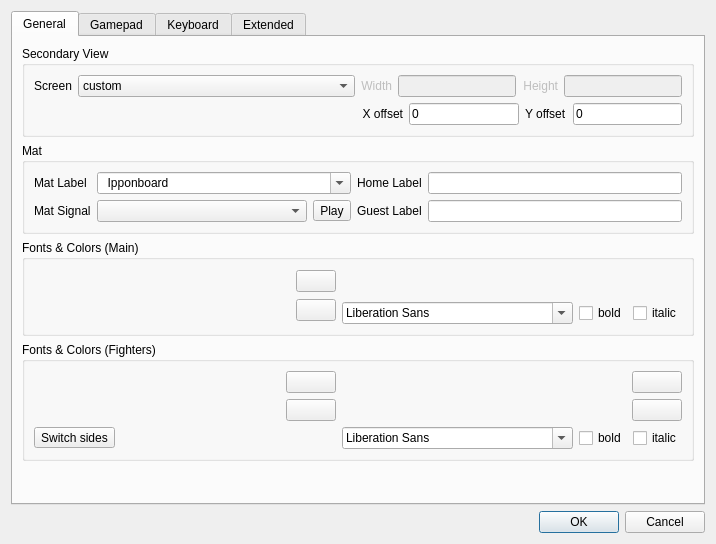
Above: base/SettingsDlg.ui from fmuecke/Ipponboard before the change. Below: the same form after it.
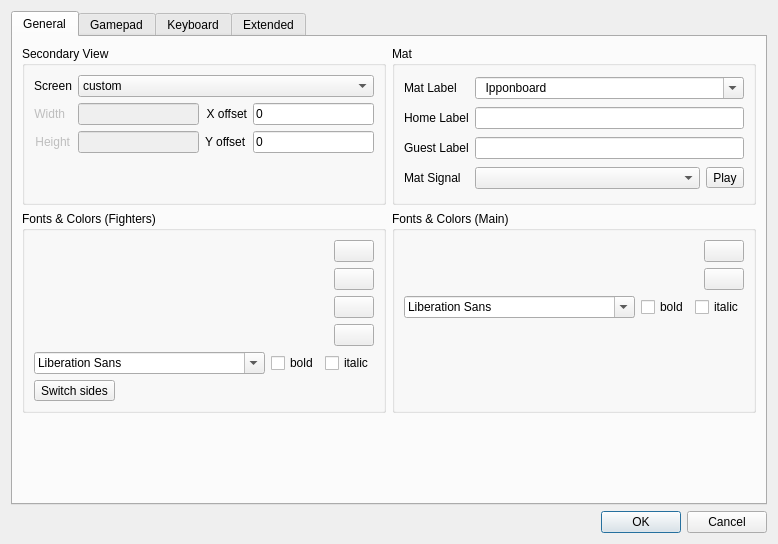
That is the form after the change. Icons and pictures are not drawn. Custom widgets are drawn as their Qt base class.

Commit message:
Move settings and mat sounds to native app storage
- switch user settings from local config files to native QSettings storage
- embed mat signal sounds as application resources and remove external sound deployment
- update settings dialogs and controller APIs to use mat signal names instead of file paths
- simplify installer and startup defaults for the new storage layout
- document the storage change and accepted non-migrated settings regression

Breaking-Change: User settings now use native app storage and some existing mode-specific settings are not migrated automatically.

```diff
--- a/base/SettingsDlg.ui
+++ b/base/SettingsDlg.ui
@@ -51,6 +51,11 @@
       </attribute>
       <layout class="QVBoxLayout" name="verticalLayout_6">
        <item>
+        <layout class="QHBoxLayout" name="horizontalLayout_15" stretch="1,1">
+         <property name="bottomMargin">
+          <number>0</number>
+         </property>
+         <item>
         <widget class="QGroupBox" name="groupBox_2nd_view">
          <property name="title">
           <string>Secondary View</string>
@@ -58,33 +63,75 @@
          <property name="checkable">
           <bool>false</bool>
          </property>
-         <layout class="QGridLayout" name="gridLayout_4" columnstretch="1,1">
+           <layout class="QGridLayout" name="gridLayout_4" columnstretch="1,0,0,0">
+            <item row="2" column="2">
+             <widget class="QLabel" name="label_offsetY">
+              <property name="enabled">
+               <bool>true</bool>
+              </property>
+              <property name="sizePolicy">
+               <sizepolicy hsizetype="Fixed" vsizetype="Preferred">
+                <horstretch>0</horstretch>
+                <verstretch>0</verstretch>
+               </sizepolicy>
+              </property>
+              <property name="text">
+               <string>Y offset</string>
+              </property>
+             </widget>
+            </item>
+            <item row="1" column="3">
+             <widget class="QLineEdit" name="lineEdit_offsetX">
+              <property name="enabled">
+               <bool>true</bool>
+              </property>
+              <property name="sizePolicy">
+               <sizepolicy hsizetype="Expanding" vsizetype="Fixed">
+                <horstretch>0</horstretch>
+                <verstretch>0</verstretch>
+               </sizepolicy>
+              </property>
+              <property name="maximumSize">
+               <size>
+                <width>16777215</width>
+                <height>16777215</height>
+               </size>
+              </property>
+              <property name="text">
+               <string notr="true">0</string>
+              </property>
+             </widget>
+            </item>
           <item row="0" column="0">
-           <layout class="QHBoxLayout" name="horizontalLayout" stretch="0,1">
-            <item>
              <widget class="QLabel" name="label_screen">
               <property name="text">
                <string>Screen</string>
               </property>
              </widget>
             </item>
-            <item>
-             <widget class="QComboBox" name="comboBox_screen">
-              <item>
-               <property name="text">
-                <string>custom</string>
-               </property>
-              </item>
-             </widget>
-            </item>
-           </layout>
-          </item>
           <item row="1" column="1">
-           <layout class="QHBoxLayout" name="horizontalLayout_11" stretch="1,1,1,1">
-            <property name="rightMargin">
-             <number>0</number>
-            </property>
-            <item>
+             <widget class="QLineEdit" name="lineEdit_fixedsize_width">
+              <property name="enabled">
+               <bool>false</bool>
+              </property>
+              <property name="sizePolicy">
+               <sizepolicy hsizetype="Expanding" vsizetype="Fixed">
+                <horstretch>0</horstretch>
+                <verstretch>0</verstretch>
+               </sizepolicy>
+              </property>
+              <property name="maximumSize">
+               <size>
+                <width>16777215</width>
+                <height>16777215</height>
+               </size>
+              </property>
+              <property name="inputMethodHints">
+               <set>Qt::InputMethodHint::ImhDigitsOnly</set>
+              </property>
+             </widget>
+            </item>
+            <item row="1" column="2">
              <widget class="QLabel" name="label_offsetX">
               <property name="enabled">
                <bool>true</bool>
@@ -103,80 +150,7 @@
               </property>
              </widget>
             </item>
-            <item>
-             <widget class="QLineEdit" name="lineEdit_offsetX">
-              <property name="enabled">
-               <bool>true</bool>
-              </property>
-              <property name="sizePolicy">
-               <sizepolicy hsizetype="Expanding" vsizetype="Fixed">
-                <horstretch>0</horstretch>
-                <verstretch>0</verstretch>
-               </sizepolicy>
-              </property>
-              <property name="maximumSize">
-               <size>
-                <width>16777215</width>
-                <height>16777215</height>
-               </size>
-              </property>
-              <property name="text">
-               <string notr="true">0</string>
-              </property>
-             </widget>
-            </item>
-            <item>
-             <widget class="QLabel" name="label_offsetY">
-              <property name="enabled">
-               <bool>true</bool>
-              </property>
-              <property name="sizePolicy">
-               <sizepolicy hsizetype="Fixed" vsizetype="Preferred">
-                <horstretch>0</horstretch>
-                <verstretch>0</verstretch>
-               </sizepolicy>
-              </property>
-              <property name="text">
-               <string>Y offset</string>
-              </property>
-             </widget>
-            </item>
-            <item>
-             <widget class="QLineEdit" name="lineEdit_offsetY">
-              <property name="enabled">
-               <bool>true</bool>
-              </property>
-              <property name="sizePolicy">
-               <sizepolicy hsizetype="Expanding" vsizetype="Fixed">
-                <horstretch>0</horstretch>
-                <verstretch>0</verstretch>
-               </sizepolicy>
-              </property>
-              <property name="maximumSize">
-               <size>
-                <width>16777215</width>
-                <height>16777215</height>
-               </size>
-              </property>
-              <property name="text">
-               <string notr="true">0</string>
-              </property>
-             </widget>
-            </item>
-           </layout>
-          </item>
-          <item row="0" column="1">
-           <layout class="QHBoxLayout" name="horizontalLayout_9" stretch="1,1,1,1">
-            <property name="spacing">
-             <number>6</number>
-            </property>
-            <property name="topMargin">
-             <number>0</number>
-            </property>
-            <property name="rightMargin">
-             <number>0</number>
-            </property>
-            <item>
+            <item row="1" column="0">
              <widget class="QLabel" name="label_screen_width">
               <property name="enabled">
                <bool>false</bool>
@@ -195,29 +169,7 @@
               </property>
              </widget>
             </item>
-            <item>
-             <widget class="QLineEdit" name="lineEdit_fixedsize_width">
-              <property name="enabled">
-               <bool>false</bool>
-              </property>
-              <property name="sizePolicy">
-               <sizepolicy hsizetype="Expanding" vsizetype="Fixed">
-                <horstretch>0</horstretch>
-                <verstretch>0</verstretch>
-               </sizepolicy>
-              </property>
-              <property name="maximumSize">
-               <size>
-                <width>16777215</width>
-                <height>16777215</height>
-               </size>
-              </property>
-              <property name="inputMethodHints">
-               <set>Qt::InputMethodHint::ImhDigitsOnly</set>
-              </property>
-             </widget>
-            </item>
-            <item>
+            <item row="2" column="0">
              <widget class="QLabel" name="label_screen_height">
               <property name="enabled">
                <bool>false</bool>
@@ -236,7 +188,16 @@
               </property>
              </widget>
             </item>
+            <item row="0" column="1" colspan="3">
+             <widget class="QComboBox" name="comboBox_screen">
             <item>
+               <property name="text">
+                <string>custom</string>
+               </property>
+              </item>
+             </widget>
+            </item>
+            <item row="2" column="1">
              <widget class="QLineEdit" name="lineEdit_fixedsize_height">
               <property name="enabled">
                <bool>false</bool>
@@ -264,7 +225,40 @@
               </property>
              </widget>
             </item>
-           </layout>
+            <item row="2" column="3">
+             <widget class="QLineEdit" name="lineEdit_offsetY">
+              <property name="enabled">
+               <bool>true</bool>
+              </property>
+              <property name="sizePolicy">
+               <sizepolicy hsizetype="Expanding" vsizetype="Fixed">
+                <horstretch>0</horstretch>
+                <verstretch>0</verstretch>
+               </sizepolicy>
+              </property>
+              <property name="maximumSize">
+               <size>
+                <width>16777215</width>
+                <height>16777215</height>
+               </size>
+              </property>
+              <property name="text">
+               <string notr="true">0</string>
+              </property>
+             </widget>
+            </item>
+            <item row="3" column="0">
+             <spacer name="verticalSpacer_4">
+              <property name="orientation">
+               <enum>Qt::Orientation::Vertical</enum>
+              </property>
+              <property name="sizeHint" stdset="0">
+               <size>
+                <width>20</width>
+                <height>40</height>
+               </size>
+              </property>
+             </spacer>
           </item>
          </layout>
         </widget>
@@ -280,18 +274,8 @@
          <property name="checkable">
           <bool>false</bool>
          </property>
-         <layout class="QGridLayout" name="gridLayout_3" rowstretch="0,0,0,0" columnstretch="0,1,0,1">
-          <item row="3" column="2">
-           <widget class="QLabel" name="label_guest">
-            <property name="toolTip">
-             <string>The text that is shown above the score for the &quot;guest&quot; side</string>
-            </property>
-            <property name="text">
-             <string>Guest Label</string>
-            </property>
-           </widget>
-          </item>
-          <item row="3" column="0">
+           <layout class="QGridLayout" name="gridLayout_3" rowstretch="0,0,0,0,0" columnstretch="0,0,0,0">
+            <item row="4" column="0">
            <widget class="QLabel" name="label_text_gong">
             <property name="frameShape">
              <enum>QFrame::Shape::NoFrame</enum>
@@ -363,20 +347,7 @@
             </item>
            </widget>
           </item>
-          <item row="0" column="3">
-           <widget class="QLineEdit" name="lineEdit_labelHome"/>
-          </item>
-          <item row="0" column="0">
-           <widget class="QLabel" name="label_mat_number">
-            <property name="text">
-             <string>Mat Label</string>
-            </property>
-           </widget>
-          </item>
-          <item row="3" column="3">
-           <widget class="QLineEdit" name="lineEdit_labelGuest"/>
-          </item>
-          <item row="3" column="1">
+            <item row="4" column="1">
            <layout class="QHBoxLayout" name="horizontalLayout_2">
             <item>
              <widget class="QComboBox" name="comboBox_sound_time_ends"/>
@@ -400,7 +371,14 @@
             </item>
            </layout>
           </item>
-          <item row="0" column="2">
+            <item row="0" column="0">
+             <widget class="QLabel" name="label_mat_number">
+              <property name="text">
+               <string>Mat Label</string>
+              </property>
+             </widget>
+            </item>
+            <item row="1" column="0">
            <widget class="QLabel" name="label_home">
             <property name="toolTip">
              <string>The text that is shown above the score for the &quot;home&quot; side</string>
@@ -410,150 +388,35 @@
             </property>
            </widget>
           </item>
-         </layout>
-        </widget>
+            <item row="1" column="1">
+             <widget class="QLineEdit" name="lineEdit_labelHome"/>
+            </item>
+            <item row="2" column="0">
+             <widget class="QLabel" name="label_guest">
+              <property name="toolTip">
+               <string>The text that is shown above the score for the &quot;guest&quot; side</string>
+              </property>
+              <property name="text">
+               <string>Guest Label</string>
+              </property>
+             </widget>
+            </item>
+            <item row="2" column="1">
+             <widget class="QLineEdit" name="lineEdit_labelGuest"/>
+            </item>
+           </layout>
+          </widget>
+         </item>
+        </layout>
        </item>
        <item>
-        <widget class="QGroupBox" name="groupBox">
-         <property name="title">
-          <string>Fonts &amp;&amp; Colors (Main)</string>
-         </property>
          <layout class="QHBoxLayout" name="horizontalLayout_5" stretch="1,1">
-          <item>
-           <layout class="QGridLayout" name="gridLayout_6" columnstretch="1,0">
             <property name="leftMargin">
              <number>0</number>
             </property>
-            <property name="topMargin">
+         <property name="bottomMargin">
              <number>0</number>
             </property>
-            <item row="0" column="1">
-             <widget class="QPushButton" name="toolButton_text_color">
-              <property name="maximumSize">
-               <size>
-                <width>50</width>
-                <height>16777215</height>
-               </size>
-              </property>
-              <property name="cursor">
-               <cursorShape>PointingHandCursor</cursorShape>
-              </property>
-              <property name="toolTip">
-               <string>Sets the foreground color</string>
-              </property>
-              <property name="text">
-               <string/>
-              </property>
-              <property name="icon">
-               <iconset resource="ipponboard.qrc">
-                <normaloff>:/res/icons/color_fg.png</normaloff>:/res/icons/color_fg.png</iconset>
-              </property>
-              <property name="autoDefault">
-               <bool>false</bool>
-              </property>
-              <property name="default">
-               <bool>false</bool>
-              </property>
-              <property name="flat">
-               <bool>false</bool>
-              </property>
-             </widget>
-            </item>
-            <item row="1" column="1">
-             <widget class="QPushButton" name="toolButton_text_background">
-              <property name="sizePolicy">
-               <sizepolicy hsizetype="Preferred" vsizetype="Fixed">
-                <horstretch>0</horstretch>
-                <verstretch>0</verstretch>
-               </sizepolicy>
-              </property>
-              <property name="maximumSize">
-               <size>
-                <width>50</width>
-                <height>16777215</height>
-               </size>
-              </property>
-              <property name="cursor">
-               <cursorShape>PointingHandCursor</cursorShape>
-              </property>
-              <property name="toolTip">
-               <string>Sets the background color</string>
-              </property>
-              <property name="text">
-               <string notr="true"/>
-              </property>
-              <property name="icon">
-               <iconset resource="ipponboard.qrc">
-                <normaloff>:/res/icons/color_bg.png</normaloff>:/res/icons/color_bg.png</iconset>
-              </property>
-              <property name="flat">
-               <bool>false</bool>
-              </property>
-             </widget>
-            </item>
-            <item row="0" column="0" rowspan="2">
-             <widget class="ScaledText" name="text_text_sample" native="true">
-              <property name="minimumSize">
-               <size>
-                <width>50</width>
-                <height>50</height>
-               </size>
-              </property>
-             </widget>
-            </item>
-           </layout>
-          </item>
-          <item>
-           <layout class="QVBoxLayout" name="verticalLayout_2">
-            <property name="rightMargin">
-             <number>0</number>
-            </property>
-            <item>
-             <spacer name="verticalSpacer">
-              <property name="orientation">
-               <enum>Qt::Orientation::Vertical</enum>
-              </property>
-              <property name="sizeHint" stdset="0">
-               <size>
-                <width>20</width>
-                <height>40</height>
-               </size>
-              </property>
-             </spacer>
-            </item>
-            <item>
-             <layout class="QHBoxLayout" name="horizontalLayout_10">
-              <property name="topMargin">
-               <number>0</number>
-              </property>
-              <item>
-               <widget class="QFontComboBox" name="fontComboBox_infoHeader">
-                <property name="fontFilters">
-                 <set>QFontComboBox::FontFilter::ScalableFonts</set>
-                </property>
-               </widget>
-              </item>
-              <item>
-               <widget class="QCheckBox" name="checkBox_text_bold">
-                <property name="text">
-                 <string>bold</string>
-                </property>
-               </widget>
-              </item>
-              <item>
-               <widget class="QCheckBox" name="checkBox_text_italic">
-                <property name="text">
-                 <string>italic</string>
-                </property>
-               </widget>
-              </item>
-             </layout>
-            </item>
-           </layout>
-          </item>
-         </layout>
-        </widget>
-       </item>
        <item>
         <widget class="QGroupBox" name="groupBox_info_header">
          <property name="enabled">
@@ -562,8 +425,28 @@
          <property name="title">
           <string>Fonts &amp;&amp; Colors (Fighters)</string>
          </property>
-         <layout class="QGridLayout" name="gridLayout" columnstretch="1,1,1,1">
-          <item row="3" column="1">
+           <layout class="QVBoxLayout" name="verticalLayout_8">
+            <item>
+             <layout class="QHBoxLayout" name="horizontalLayout_12" stretch="1,0">
+              <property name="bottomMargin">
+               <number>0</number>
+              </property>
+              <item>
+               <widget class="ScaledText" name="text_color_first" native="true">
+                <property name="minimumSize">
+                 <size>
+                  <width>50</width>
+                  <height>50</height>
+                 </size>
+                </property>
+                <property name="toolTip">
+                 <string/>
+                </property>
+               </widget>
+              </item>
+              <item>
+               <layout class="QVBoxLayout" name="verticalLayout_2">
+                <item>
            <widget class="QPushButton" name="toolButton_text_color_first">
             <property name="maximumSize">
              <size>
@@ -592,7 +475,7 @@
             </property>
            </widget>
           </item>
-          <item row="4" column="1">
+                <item>
            <widget class="QPushButton" name="toolButton_text_background_first">
             <property name="sizePolicy">
              <sizepolicy hsizetype="Preferred" vsizetype="Fixed">
@@ -627,7 +510,96 @@
             </property>
            </widget>
           </item>
-          <item row="5" column="2" colspan="2">
+               </layout>
+              </item>
+             </layout>
+            </item>
+            <item>
+             <layout class="QHBoxLayout" name="horizontalLayout_17" stretch="1,0">
+              <property name="bottomMargin">
+               <number>0</number>
+              </property>
+              <item>
+               <widget class="ScaledText" name="text_color_second" native="true">
+                <property name="minimumSize">
+                 <size>
+                  <width>50</width>
+                  <height>50</height>
+                 </size>
+                </property>
+               </widget>
+              </item>
+              <item>
+               <layout class="QVBoxLayout" name="verticalLayout_9">
+                <item>
+                 <widget class="QPushButton" name="toolButton_text_color_second">
+                  <property name="maximumSize">
+                   <size>
+                    <width>50</width>
+                    <height>16777215</height>
+                   </size>
+                  </property>
+                  <property name="cursor">
+                   <cursorShape>PointingHandCursor</cursorShape>
+                  </property>
+                  <property name="toolTip">
+                   <string>Sets the foreground color</string>
+                  </property>
+                  <property name="text">
+                   <string notr="true"/>
+                  </property>
+                  <property name="icon">
+                   <iconset resource="ipponboard.qrc">
+                    <normaloff>:/res/icons/color_fg.png</normaloff>:/res/icons/color_fg.png</iconset>
+                  </property>
+                  <property name="autoDefault">
+                   <bool>false</bool>
+                  </property>
+                  <property name="flat">
+                   <bool>false</bool>
+                  </property>
+                 </widget>
+                </item>
+                <item>
+                 <widget class="QPushButton" name="toolButton_text_background_second">
+                  <property name="sizePolicy">
+                   <sizepolicy hsizetype="Preferred" vsizetype="Fixed">
+                    <horstretch>0</horstretch>
+                    <verstretch>0</verstretch>
+                   </sizepolicy>
+                  </property>
+                  <property name="maximumSize">
+                   <size>
+                    <width>50</width>
+                    <height>16777215</height>
+                   </size>
+                  </property>
+                  <property name="cursor">
+                   <cursorShape>PointingHandCursor</cursorShape>
+                  </property>
+                  <property name="toolTip">
+                   <string>Sets the background color</string>
+                  </property>
+                  <property name="text">
+                   <string notr="true"/>
+                  </property>
+                  <property name="icon">
+                   <iconset resource="ipponboard.qrc">
+                    <normaloff>:/res/icons/color_bg.png</normaloff>:/res/icons/color_bg.png</iconset>
+                  </property>
+                  <property name="autoDefault">
+                   <bool>false</bool>
+                  </property>
+                  <property name="flat">
+                   <bool>false</bool>
+                  </property>
+                 </widget>
+                </item>
+               </layout>
+              </item>
+             </layout>
+            </item>
+            <item>
            <layout class="QHBoxLayout" name="horizontalLayout_7">
             <property name="rightMargin">
              <number>0</number>
@@ -658,95 +630,6 @@
             </item>
            </layout>
           </item>
-          <item row="4" column="3">
-           <widget class="QPushButton" name="toolButton_text_background_second">
-            <property name="sizePolicy">
-             <sizepolicy hsizetype="Preferred" vsizetype="Fixed">
-              <horstretch>0</horstretch>
-              <verstretch>0</verstretch>
-             </sizepolicy>
-            </property>
-            <property name="maximumSize">
-             <size>
-              <width>50</width>
-              <height>16777215</height>
-             </size>
-            </property>
-            <property name="cursor">
-             <cursorShape>PointingHandCursor</cursorShape>
-            </property>
-            <property name="toolTip">
-             <string>Sets the background color</string>
-            </property>
-            <property name="text">
-             <string notr="true"/>
-            </property>
-            <property name="icon">
-             <iconset resource="ipponboard.qrc">
-              <normaloff>:/res/icons/color_bg.png</normaloff>:/res/icons/color_bg.png</iconset>
-            </property>
-            <property name="autoDefault">
-             <bool>false</bool>
-            </property>
-            <property name="flat">
-             <bool>false</bool>
-            </property>
-           </widget>
-          </item>
-          <item row="3" column="0" rowspan="2">
-           <widget class="ScaledText" name="text_color_first" native="true">
-            <property name="minimumSize">
-             <size>
-              <width>50</width>
-              <height>50</height>
-             </size>
-            </property>
-            <property name="toolTip">
-             <string/>
-            </property>
-           </widget>
-          </item>
-          <item row="3" column="2" rowspan="2">
-           <widget class="ScaledText" name="text_color_second" native="true">
-            <property name="minimumSize">
-             <size>
-              <width>50</width>
-              <height>50</height>
-             </size>
-            </property>
-           </widget>
-          </item>
-          <item row="3" column="3">
-           <widget class="QPushButton" name="toolButton_text_color_second">
-            <property name="maximumSize">
-             <size>
-              <width>50</width>
-              <height>16777215</height>
-             </size>
-            </property>
-            <property name="cursor">
-             <cursorShape>PointingHandCursor</cursorShape>
-            </property>
-            <property name="toolTip">
-             <string>Sets the foreground color</string>
-            </property>
-            <property name="text">
-             <string notr="true"/>
-            </property>
-            <property name="icon">
-             <iconset resource="ipponboard.qrc">
-              <normaloff>:/res/icons/color_fg.png</normaloff>:/res/icons/color_fg.png</iconset>
-            </property>
-            <property name="autoDefault">
-             <bool>false</bool>
-            </property>
-            <property name="flat">
-             <bool>false</bool>
-            </property>
-           </widget>
-          </item>
-          <item row="5" column="0">
-           <layout class="QHBoxLayout" name="horizontalLayout_12">
             <item>
              <widget class="QToolButton" name="toolButton_switchSides">
               <property name="text">
@@ -754,23 +637,145 @@
               </property>
              </widget>
             </item>
+           </layout>
+          </widget>
+         </item>
             <item>
-             <spacer name="horizontalSpacer">
+          <widget class="QGroupBox" name="groupBox">
+           <property name="title">
+            <string>Fonts &amp;&amp; Colors (Main)</string>
+           </property>
+           <layout class="QVBoxLayout" name="verticalLayout_4" stretch="0,0,0">
+            <item>
+             <layout class="QHBoxLayout" name="horizontalLayout_18" stretch="1,0">
+              <property name="bottomMargin">
+               <number>0</number>
+              </property>
+              <item>
+               <widget class="ScaledText" name="text_text_sample" native="true">
+                <property name="minimumSize">
+                 <size>
+                  <width>50</width>
+                  <height>50</height>
+                 </size>
+                </property>
+               </widget>
+              </item>
+              <item>
+               <layout class="QVBoxLayout" name="verticalLayout_10">
+                <item>
+                 <widget class="QPushButton" name="toolButton_text_color">
+                  <property name="maximumSize">
+                   <size>
+                    <width>50</width>
+                    <height>16777215</height>
+                   </size>
+                  </property>
+                  <property name="cursor">
+                   <cursorShape>PointingHandCursor</cursorShape>
+                  </property>
+                  <property name="toolTip">
+                   <string>Sets the foreground color</string>
+                  </property>
+                  <property name="text">
+                   <string/>
+                  </property>
+                  <property name="icon">
+                   <iconset resource="ipponboard.qrc">
+                    <normaloff>:/res/icons/color_fg.png</normaloff>:/res/icons/color_fg.png</iconset>
+                  </property>
+                  <property name="autoDefault">
+                   <bool>false</bool>
+                  </property>
+                  <property name="default">
+                   <bool>false</bool>
+                  </property>
+                  <property name="flat">
+                   <bool>false</bool>
+                  </property>
+                 </widget>
+                </item>
+                <item>
+                 <widget class="QPushButton" name="toolButton_text_background">
+                  <property name="sizePolicy">
+                   <sizepolicy hsizetype="Preferred" vsizetype="Fixed">
+                    <horstretch>0</horstretch>
+                    <verstretch>0</verstretch>
+                   </sizepolicy>
+                  </property>
+                  <property name="maximumSize">
+                   <size>
+                    <width>50</width>
+                    <height>16777215</height>
+                   </size>
+                  </property>
+                  <property name="cursor">
+                   <cursorShape>PointingHandCursor</cursorShape>
+                  </property>
+                  <property name="toolTip">
+                   <string>Sets the background color</string>
+                  </property>
+                  <property name="text">
+                   <string notr="true"/>
+                  </property>
+                  <property name="icon">
+                   <iconset resource="ipponboard.qrc">
+                    <normaloff>:/res/icons/color_bg.png</normaloff>:/res/icons/color_bg.png</iconset>
+                  </property>
+                  <property name="flat">
+                   <bool>false</bool>
+                  </property>
+                 </widget>
+                </item>
+               </layout>
+              </item>
+             </layout>
+            </item>
+            <item>
+             <layout class="QHBoxLayout" name="horizontalLayout_10">
+              <property name="topMargin">
+               <number>0</number>
+              </property>
+              <item>
+               <widget class="QFontComboBox" name="fontComboBox_infoHeader">
+                <property name="fontFilters">
+                 <set>QFontComboBox::FontFilter::ScalableFonts</set>
+                </property>
+               </widget>
+              </item>
+              <item>
+               <widget class="QCheckBox" name="checkBox_text_bold">
+                <property name="text">
+                 <string>bold</string>
+                </property>
+               </widget>
+              </item>
+              <item>
+               <widget class="QCheckBox" name="checkBox_text_italic">
+                <property name="text">
+                 <string>italic</string>
+                </property>
+               </widget>
+              </item>
+             </layout>
+            </item>
+            <item>
+             <spacer name="verticalSpacer">
               <property name="orientation">
-               <enum>Qt::Orientation::Horizontal</enum>
+               <enum>Qt::Orientation::Vertical</enum>
               </property>
               <property name="sizeHint" stdset="0">
                <size>
-                <width>40</width>
-                <height>20</height>
+                <width>20</width>
+                <height>40</height>
                </size>
               </property>
              </spacer>
             </item>
            </layout>
-          </item>
-         </layout>
-        </widget>
+          </widget>
+         </item>
+        </layout>
        </item>
        <item>
         <spacer name="verticalSpacer_3">
```
Left out of the diff: 209 changed lines with no effect on the pictures. Lines whose indentation alone changed are shown as unchanged. The commit also changes 18 other files.
